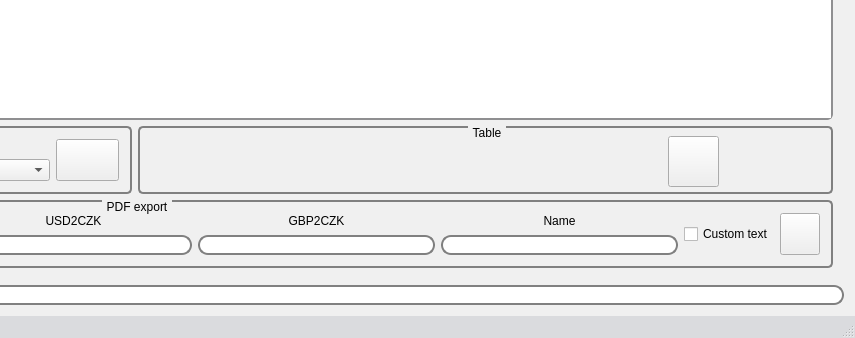
Before: the Qt Designer form mainwindow.ui in ado130/SPM, drawn with Qt 5; both pictures show x 585 to 1440 and y 430 to 768 of the 1440 by 768 pixel window.
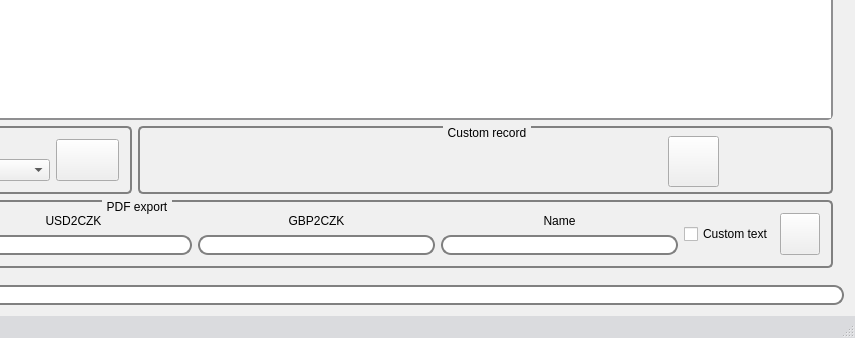
After: the same form once the commit is applied. The open tabs and pages were chosen to show the change. Icons and pictures are not drawn.

Diff of the .ui file:
```diff
--- a/mainwindow.ui
+++ b/mainwindow.ui
@@ -659,7 +659,7 @@
 }</string>
               </property>
               <property name="title">
-               <string>Table</string>
+               <string>Custom record</string>
               </property>
               <widget class="QPushButton" name="pbAddRecord">
                <property name="geometry">
```
Left out of the diff: 2 changed lines with no effect on the pictures.
